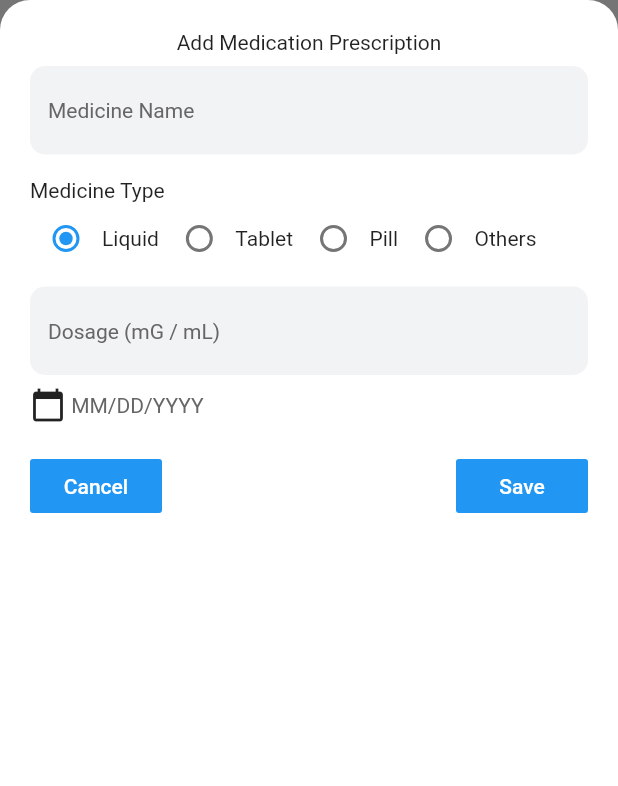
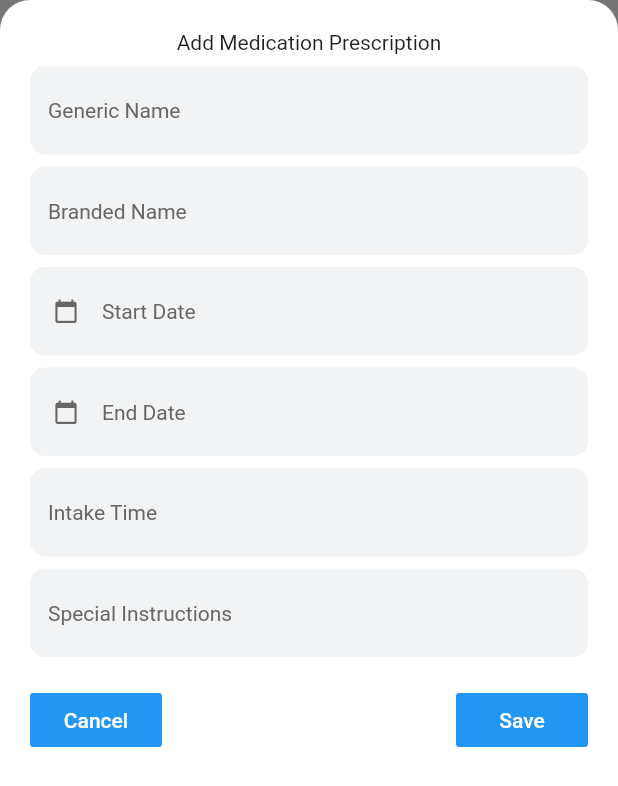
Before and after one commit to Enrickzz/Capstone-Project, a Flutter app: what add_medication_prescription() shows on an empty page, opened directly, on a phone screen of 412 x 824 dp. Shown: the top 786 px of the screen. Run offline on Flutter 3.47's test engine with Material 2 defaults, Android fonts, the phone set to English and light mode, and no system bars; our stand-ins replace cloud_firestore, file_picker, firebase_auth, firebase_core, firebase_database, firebase_storage and 4 more; missing offline and left inert: flutter_facebook_auth, flutter_login_facebook, gender_picker; accounts and stored records are empty; Roboto replaces fonts that are missing (Roboto-Light.ttf).

Commit message:
textfields and date

```diff
--- a/lib/data_inputs/add_medication_prescription.dart
+++ b/lib/data_inputs/add_medication_prescription.dart
@@ -5,6 +5,7 @@ import 'package:flutter/rendering.dart';
 import 'package:flutter/services.dart';
 import 'package:gender_picker/source/enums.dart';
 import 'package:gender_picker/source/gender_picker.dart';
+import 'package:intl/intl.dart';
 import 'package:my_app/data_inputs/medication_prescription.dart';
 import 'package:my_app/database.dart';
 import 'package:my_app/mainScreen.dart';
@@ -20,6 +21,15 @@ final _formKey = GlobalKey<FormState>();
 class _addMedicationPrescriptionState extends State<add_medication_prescription> {
   final FirebaseAuth auth = FirebaseAuth.instance;
   final databaseReference = FirebaseDatabase(databaseURL: "https://capstone-heart-disease-default-rtdb.asia-southeast1.firebasedatabase.app/").reference();
+
+  String symptom_date = "MM/DD/YYYY";
+  DateTime symptomDate;
+  String symptom_time;
+  bool isDateSelected= false;
+  DateFormat format = new DateFormat("MM/dd/yyyy");
+  DateFormat timeformat = new DateFormat("hh:mm");
+  TimeOfDay time;
+  var dateValue = TextEditingController();
 
   String medicine_name = '';
   String medicine_type = 'Liquid';
@@ -69,80 +79,16 @@ class _addMedicationPrescriptionState extends State<add_medication_prescription>
                           color: Color(0xFF666666),
                           fontFamily: defaultFontFamily,
                           fontSize: defaultFontSize),
-                      hintText: "Medicine Name",
+                      hintText: "Generic Name",
                     ),
-                    validator: (val) => val.isEmpty ? 'Enter Medicine Name' : null,
+                    validator: (val) => val.isEmpty ? 'Enter Generic Name' : null,
                     onChanged: (val){
                       setState(() => medicine_name = val);
                     },
                   ),
-                  SizedBox(height: 16.0),
-                  Column(
-                    crossAxisAlignment: CrossAxisAlignment.stretch,
-                    children: <Widget> [
-                      Text(
-                        "Medicine Type",
-                        textAlign: TextAlign.left,
-                      ),
-                      Row(
-                        children: <Widget>[
-                          Row(
-                            children: [
-                              Radio(
-                                value: "Liquid",
-                                groupValue: medicine_type,
-                                onChanged: (value){
-                                  setState(() {
-                                    this.medicine_type = value;
-                                  });
-                                },
-                              ),
-                            ],
-                          ),
-                          Text("Liquid"),
-                          SizedBox(width: 3),
-                          Radio(
-                            value: "Tablet",
-                            groupValue: medicine_type,
-                            onChanged: (value){
-                              setState(() {
-                                this.medicine_type = value;
-                              });
-                            },
-                          ),
-                          Text("Tablet"),
-                          SizedBox(width: 3),
-                          Radio(
-                            value: "Pill",
-                            groupValue: medicine_type,
-                            onChanged: (value){
-                              setState(() {
-                                this.medicine_type = value;
-                              });
-                            },
-                          ),
-                          Text("Pill"),
-                          SizedBox(width: 3),
-                          Radio(
-                            value: "Others",
-                            groupValue: medicine_type,
-                            onChanged: (value){
-                              setState(() {
-                                this.medicine_type = value;
-                              });
-                            },
-                          ),
-                          Text("Others"),
-                          SizedBox(width: 3)
-                        ],
-                      )
-
-                    ],
-                  ),
                   SizedBox(height: 8.0),
                   TextFormField(
                     showCursor: true,
-                    keyboardType: TextInputType.number,
                     decoration: InputDecoration(
                       border: OutlineInputBorder(
                         borderRadius: BorderRadius.all(Radius.circular(10.0)),
@@ -157,39 +103,168 @@ class _addMedicationPrescriptionState extends State<add_medication_prescription>
                           color: Color(0xFF666666),
                           fontFamily: defaultFontFamily,
                           fontSize: defaultFontSize),
-                      hintText: "Dosage (mG / mL)",
+                      hintText: "Branded Name",
                     ),
-                    validator: (val) => val.isEmpty ? 'Enter General are where Symptom is felt' : null,
+                    validator: (val) => val.isEmpty ? 'Enter Branded Name' : null,
                     onChanged: (val){
-                      setState(() => medicine_quantity = val);
+                      setState(() => medicine_name = val);
                     },
                   ),
                   SizedBox(height: 8.0),
-                  Row(
-                    children: <Widget>[
                   GestureDetector(
-                          child: new Icon(Icons.calendar_today),
                     onTap: ()async{
-                            final datePick= await showDatePicker(
+                      await showDatePicker(
                           context: context,
                           initialDate: new DateTime.now(),
                           firstDate: new DateTime(1900),
                           lastDate: new DateTime(2100)
-                            );
-
+                      ).then((value){
+                        if(value != null && value != symptomDate){
+                          setState(() {
+                            symptomDate = value;
+                            isDateSelected = true;
+                            symptom_date = "${symptomDate.month}/${symptomDate.day}/${symptomDate.year}";
+                          });
+                          dateValue.text = symptom_date + "\r";
                         }
-                      ), Container(
-                          child: Text(
-                              " MM/DD/YYYY ",
-                              style: TextStyle(
+                      });
+                    },
+                    child: AbsorbPointer(
+                      child: TextFormField(
+                        controller: dateValue,
+                        showCursor: false,
+                        decoration: InputDecoration(
+                          border: OutlineInputBorder(
+                            borderRadius: BorderRadius.all(Radius.circular(10.0)),
+                            borderSide: BorderSide(
+                              width:0,
+                              style: BorderStyle.none,
+                            ),
+                          ),
+                          filled: true,
+                          fillColor: Color(0xFFF2F3F5),
+                          hintStyle: TextStyle(
                               color: Color(0xFF666666),
                               fontFamily: defaultFontFamily,
-                                fontSize: defaultFontSize,
-                                fontStyle: FontStyle.normal,
-                              )
-                          )
+                              fontSize: defaultFontSize),
+                          hintText: "Start Date",
+                          prefixIcon: Icon(
+                            Icons.calendar_today,
+                            color: Color(0xFF666666),
+                            size: defaultIconSize,
                           ),
-                    ],
+                        ),
+                        validator: (val) => val.isEmpty ? 'Select Start Date' : null,
+                        onChanged: (val){
+
+                          print(dateValue);
+                          setState((){
+                          });
+                        },
+                      ),
+                    ),
+                  ),
+                  SizedBox(height: 8.0),
+                  GestureDetector(
+                    onTap: ()async{
+                      await showDatePicker(
+                          context: context,
+                          initialDate: new DateTime.now(),
+                          firstDate: new DateTime(1900),
+                          lastDate: new DateTime(2100)
+                      ).then((value){
+                        if(value != null && value != symptomDate){
+                          setState(() {
+                            symptomDate = value;
+                            isDateSelected = true;
+                            symptom_date = "${symptomDate.month}/${symptomDate.day}/${symptomDate.year}";
+                          });
+                          dateValue.text = symptom_date + "\r";
+                        }
+                      });
+                    },
+                    child: AbsorbPointer(
+                      child: TextFormField(
+                        controller: dateValue,
+                        showCursor: false,
+                        decoration: InputDecoration(
+                          border: OutlineInputBorder(
+                            borderRadius: BorderRadius.all(Radius.circular(10.0)),
+                            borderSide: BorderSide(
+                              width:0,
+                              style: BorderStyle.none,
+                            ),
+                          ),
+                          filled: true,
+                          fillColor: Color(0xFFF2F3F5),
+                          hintStyle: TextStyle(
+                              color: Color(0xFF666666),
+                              fontFamily: defaultFontFamily,
+                              fontSize: defaultFontSize),
+                          hintText: "End Date",
+                          prefixIcon: Icon(
+                            Icons.calendar_today,
+                            color: Color(0xFF666666),
+                            size: defaultIconSize,
+                          ),
+                        ),
+                        validator: (val) => val.isEmpty ? 'Select End Date' : null,
+                        onChanged: (val){
+
+                          print(dateValue);
+                          setState((){
+                          });
+                        },
+                      ),
+                    ),
+                  ),
+                  SizedBox(height: 8.0),
+                  TextFormField(
+                    showCursor: true,
+                    decoration: InputDecoration(
+                      border: OutlineInputBorder(
+                        borderRadius: BorderRadius.all(Radius.circular(10.0)),
+                        borderSide: BorderSide(
+                          width:0,
+                          style: BorderStyle.none,
+                        ),
+                      ),
+                      filled: true,
+                      fillColor: Color(0xFFF2F3F5),
+                      hintStyle: TextStyle(
+                          color: Color(0xFF666666),
+                          fontFamily: defaultFontFamily,
+                          fontSize: defaultFontSize),
+                      hintText: "Intake Time",
+                    ),
+                    validator: (val) => val.isEmpty ? 'Enter Intake Time' : null,
+                    onChanged: (val){
+                      setState(() => medicine_name = val);
+                    },
+                  ),
+                  SizedBox(height: 8.0),
+                  TextFormField(
+                    showCursor: true,
+                    decoration: InputDecoration(
+                      border: OutlineInputBorder(
+                        borderRadius: BorderRadius.all(Radius.circular(10.0)),
+                        borderSide: BorderSide(
+                          width:0,
+                          style: BorderStyle.none,
+                        ),
+                      ),
+                      filled: true,
+                      fillColor: Color(0xFFF2F3F5),
+                      hintStyle: TextStyle(
+                          color: Color(0xFF666666),
+                          fontFamily: defaultFontFamily,
+                          fontSize: defaultFontSize),
+                      hintText: "Special Instructions",
+                    ),
+                    validator: (val) => val.isEmpty ? 'Enter Special Instructions' : null,
+                    onChanged: (val){
+                      setState(() => medicine_name = val);
+                    },
                   ),
                   SizedBox(height: 18.0),
                   Row(
```
Also changed, not shown: lib/data_inputs.dart (+83 -83 lines). Lines whose indentation alone changed are shown as unchanged.
